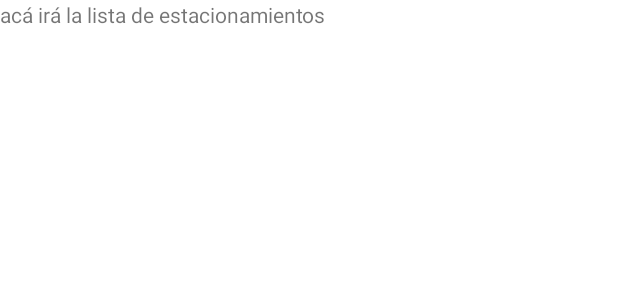
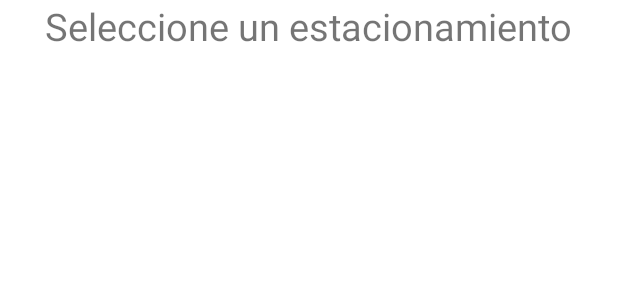
Before and after one commit to ftoledoroa/ProyectoTituloFuentesToledo, an Android app: the layout activity_reservar.xml on its own in the app's theme, with its tools: preview values and no code run, on a phone screen of 412 x 824 dp. Shown: the top 300 px of the screen. Run offline under Robolectric (Android 15) with nearby library versions, the phone set to English and light mode, and no system bars.

Commit message:
actualizacion: pantalla lista estacionamientos v1

```diff
--- a/app/src/main/java/com/example/proyectotitulofuentestoledo/ActivityReservar.java
+++ b/app/src/main/java/com/example/proyectotitulofuentestoledo/ActivityReservar.java
@@ -4,7 +4,14 @@ import androidx.appcompat.app.AppCompatActivity;
 
 import android.os.Bundle;
 
+import com.google.firebase.auth.FirebaseAuth;
+import com.google.firebase.firestore.FirebaseFirestore;
+
 public class ActivityReservar extends AppCompatActivity {
+    private FirebaseAuth mAuth;
+// Access a Cloud Firestore instance from your Activity
+
+    FirebaseFirestore mDB = FirebaseFirestore.getInstance();
 
     @Override
     protected void onCreate(Bundle savedInstanceState) {
--- /dev/null
+++ b/app/src/main/java/com/example/proyectotitulofuentestoledo/modelo/Estacionamiento.java
@@ -0,0 +1,21 @@
+package com.example.proyectotitulofuentestoledo.modelo;
+
+import com.google.firebase.firestore.IgnoreExtraProperties;
+@IgnoreExtraProperties
+
+public class Estacionamiento {
+
+    public String disponibilidad;
+    public String numero;
+
+
+    public void Estacionamiento() {
+        //Default contructor required for calls to DataSnapshot.get
+    }
+
+    public Estacionamiento(String disponibilidad, String numero) {
+        this.disponibilidad=disponibilidad;
+        this.numero=numero;
+    }
+
+}
--- a/app/src/main/res/layout/activity_reservar.xml
+++ b/app/src/main/res/layout/activity_reservar.xml
@@ -10,7 +10,39 @@
         android:id="@+id/textView2"
         android:layout_width="wrap_content"
         android:layout_height="wrap_content"
-        android:text="acá irá la lista de estacionamientos"
-        tools:layout_editor_absoluteX="111dp"
-        tools:layout_editor_absoluteY="98dp" />
+        android:layout_centerHorizontal="true"
+        android:text="Seleccione un estacionamiento"
+        android:textSize="25sp"/>
+    <LinearLayout
+        android:layout_width="match_parent"
+        android:layout_height="match_parent"
+        android:orientation="vertical"
+        android:layout_marginTop="40dp"
+        android:layout_marginLeft="40dp"
+        android:layout_marginRight="40dp"
+        android:layout_marginBottom="40dp">
+        <LinearLayout
+            android:layout_width="match_parent"
+            android:layout_height="60dp"
+            android:orientation="horizontal">
+            <LinearLayout
+                android:layout_width="wrap_content"
+                android:layout_height="match_parent"
+                android:orientation="vertical"
+                android:layout_weight="1">
+
+            </LinearLayout>
+            <LinearLayout
+                android:layout_width="wrap_content"
+                android:layout_height="match_parent"
+                android:orientation="vertical"
+                android:layout_weight="2"></LinearLayout>
+            <LinearLayout
+                android:layout_width="wrap_content"
+                android:layout_height="match_parent"
+                android:orientation="vertical"
+                android:layout_weight="1"></LinearLayout>
+        </LinearLayout>
+
+    </LinearLayout>
 </RelativeLayout>
```
